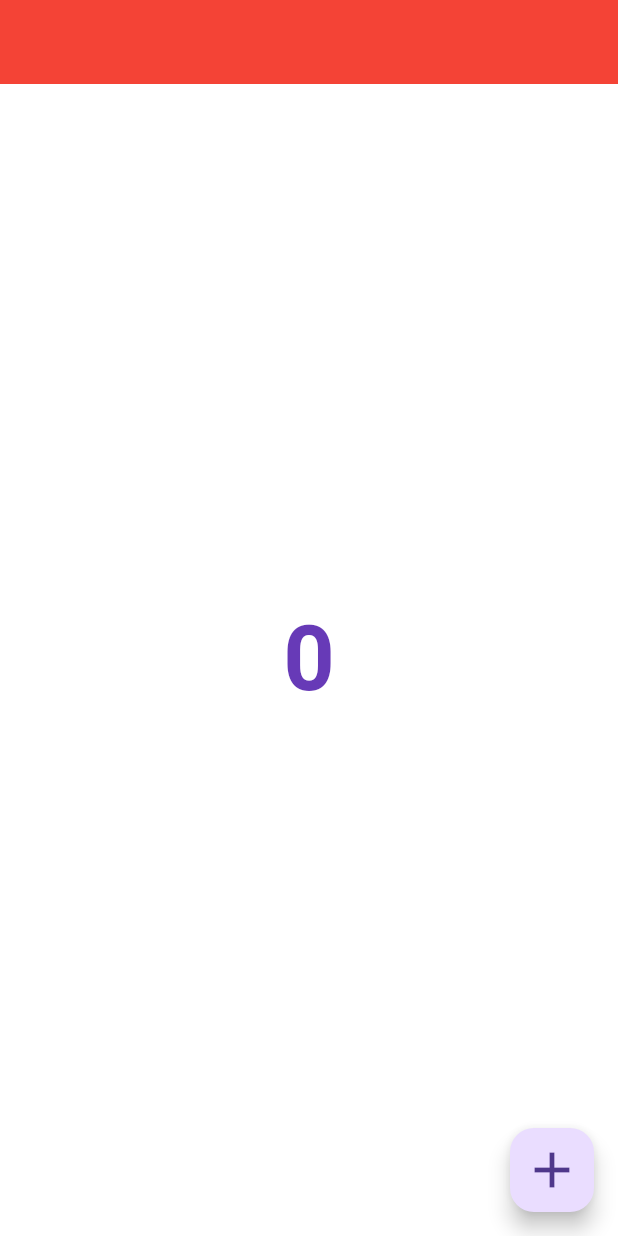
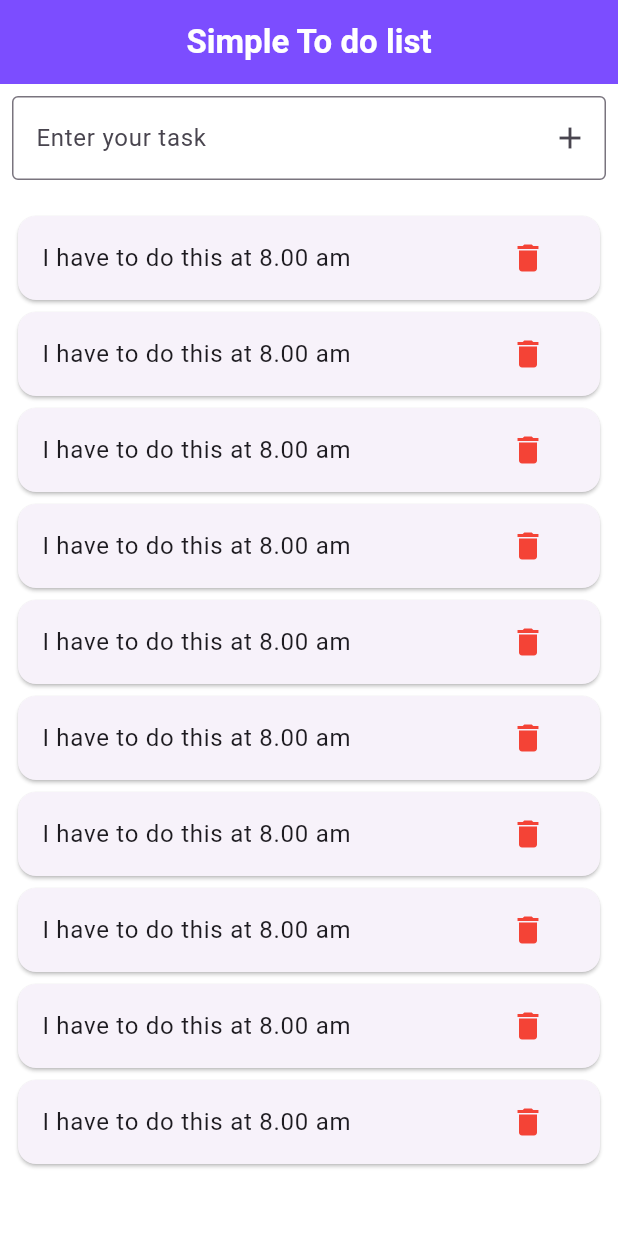
Before and after one commit to Apurboraj/ostad_flutter, a Flutter app: the screen it shows after launch, on a phone screen of 412 x 824 dp. Run offline on Flutter 3.47's test engine with Material 3 defaults, Android fonts, the phone set to English and light mode, and no system bars.

Commit message:
statefull_set_state_to_do_list

```diff
--- a/lib/Home.dart
+++ b/lib/Home.dart
@@ -23,11 +23,39 @@ class _HomeState extends State<Home> {
   @override
   Widget build(BuildContext context) {
     return Scaffold(
-      appBar: AppBar(),
-      body: Center(
-        child: Text(_count.toString(),style: TextStyle(fontSize: 60,fontWeight: FontWeight.bold,color:Colors.deepPurple),),
+      appBar: AppBar(
+        backgroundColor: Colors.deepPurpleAccent,
+        title: Text("Simple To do list",style: TextStyle(color: Colors.white,fontWeight: FontWeight.bold),),
       ),
-      floatingActionButton: FloatingActionButton(onPressed: incrementCountrt,child: Icon(Icons.add,size: 40,),),
+      body: Padding(
+        padding: const EdgeInsets.all(8.0),
+        child: Column(
+          children: [
+            TextField(
+              decoration: InputDecoration(
+                hintText: "Enter your task",
+                border: OutlineInputBorder(),
+                suffixIcon: IconButton(onPressed: (){}, icon: Icon(Icons.add)),
+
+              ),
+            ),
+            SizedBox(height: 20,),
+
+            Expanded(
+              child: ListView.builder(
+                itemCount: 10,
+                  itemBuilder:(context,index){
+                  return Card(
+                    child: ListTile(
+                      title: Text("I have to do this at 8.00 am"),
+                      trailing: IconButton(onPressed: (){}, icon: Icon(Icons.delete,color: Colors.red,)),
+                    ),
+                  );
+                  }),
+            )
+          ],
+        ),
+      ),
     );
   }
 }
```
